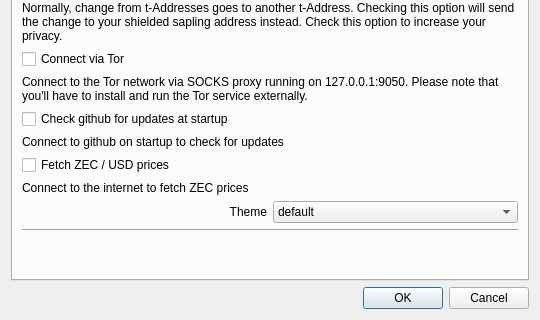
Old version of the form src/settings.ui in the repository matasov/arkwallet; both pictures show x 0 to 540 and y 219 to 539 of the 540 by 539 pixel window.
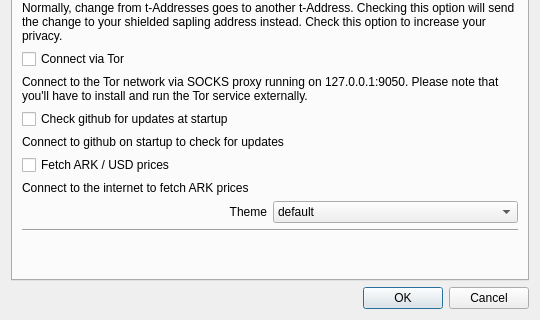
New version of the form.

The edit to the form file:
```diff
--- a/src/settings.ui
+++ b/src/settings.ui
@@ -179,7 +179,7 @@
        <item row="12" column="0" colspan="2">
         <widget class="QLabel" name="label_10">
          <property name="text">
-          <string>Connect to the internet to fetch ZEC prices</string>
+          <string>Connect to the internet to fetch ARK prices</string>
          </property>
         </widget>
        </item>
@@ -283,7 +283,7 @@
        <item row="11" column="0" colspan="2">
         <widget class="QCheckBox" name="chkFetchPrices">
          <property name="text">
-          <string>Fetch ZEC / USD prices</string>
+          <string>Fetch ARK / USD prices</string>
          </property>
         </widget>
        </item>
```
